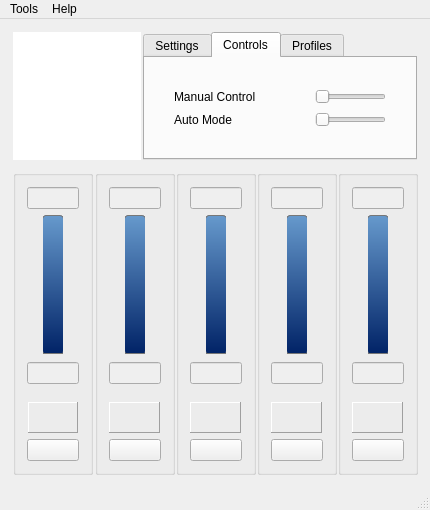
This is gui_mainwindow.ui in Shub77/phoebetria-code as Qt 5 draws it before an edit. The edited form follows.
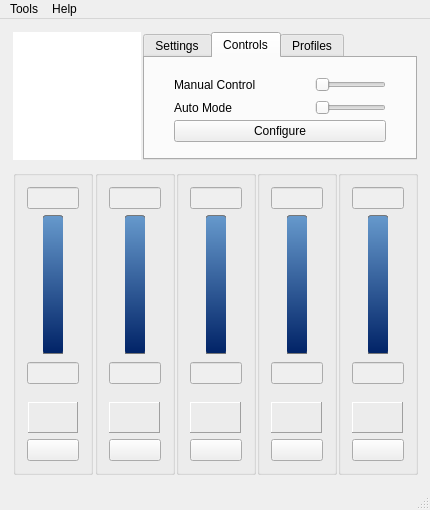
This is the edited form. Icons and pictures are not drawn.

Commit message: Added button to configue s/ware auto

Diff of the .ui file:
```diff
--- a/gui_mainwindow.ui
+++ b/gui_mainwindow.ui
@@ -654,6 +654,13 @@
                 </item>
                </layout>
               </item>
+              <item>
+               <widget class="QPushButton" name="ctrl_configSoftwareAuto">
+                <property name="text">
+                 <string>Configure</string>
+                </property>
+               </widget>
+              </item>
              </layout>
             </item>
             <item>
```
Left out of the diff: 2 changed lines with no effect on the pictures. The commit also changes 2 other files.
